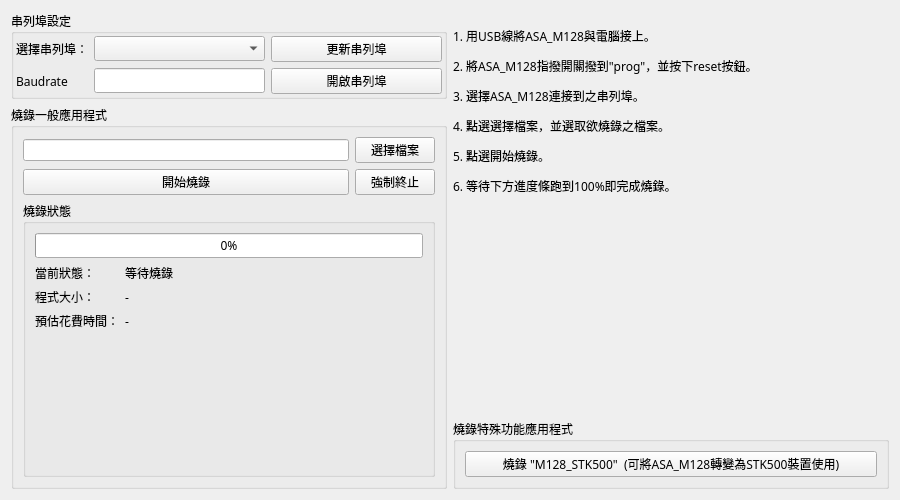
Old version of the form ui/widget_asa_loader.ui in the repository mickey9910326/ASA_HMI_Data_Agent.
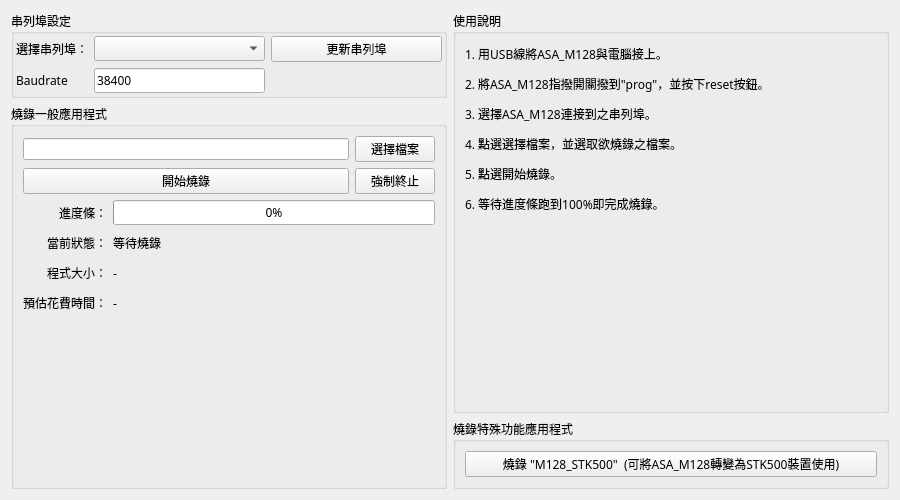
New version of the form.

Patch:
```diff
--- a/ui/widget_asa_loader.ui
+++ b/ui/widget_asa_loader.ui
@@ -62,70 +62,6 @@
         </property>
         <item>
          <layout class="QGridLayout" name="gridLayout_3">
-          <item row="0" column="1">
-           <widget class="QComboBox" name="comboBox_selectPort">
-            <property name="sizePolicy">
-             <sizepolicy hsizetype="Expanding" vsizetype="Fixed">
-              <horstretch>0</horstretch>
-              <verstretch>0</verstretch>
-             </sizepolicy>
-            </property>
-           </widget>
-          </item>
-          <item row="1" column="2">
-           <widget class="QPushButton" name="pushButton_start1">
-            <property name="sizePolicy">
-             <sizepolicy hsizetype="Expanding" vsizetype="Fixed">
-              <horstretch>0</horstretch>
-              <verstretch>0</verstretch>
-             </sizepolicy>
-            </property>
-            <property name="text">
-             <string>開啟串列埠</string>
-            </property>
-           </widget>
-          </item>
-          <item row="1" column="0">
-           <widget class="QLabel" name="s_labelBaudrte">
-            <property name="maximumSize">
-             <size>
-              <width>16777215</width>
-              <height>16777215</height>
-             </size>
-            </property>
-            <property name="baseSize">
-             <size>
-              <width>0</width>
-              <height>0</height>
-             </size>
-            </property>
-            <property name="text">
-             <string>Baudrate</string>
-            </property>
-           </widget>
-          </item>
-          <item row="0" column="0">
-           <widget class="QLabel" name="label_selecSerialPort">
-            <property name="maximumSize">
-             <size>
-              <width>16777215</width>
-              <height>16777215</height>
-             </size>
-            </property>
-            <property name="baseSize">
-             <size>
-              <width>0</width>
-              <height>0</height>
-             </size>
-            </property>
-            <property name="text">
-             <string>選擇串列埠：</string>
-            </property>
-           </widget>
-          </item>
-          <item row="1" column="1">
-           <widget class="QLineEdit" name="lineEdit_Baudrate"/>
-          </item>
           <item row="0" column="2">
            <widget class="QPushButton" name="pushButton_updatePortList">
             <property name="text">
@@ -133,6 +69,77 @@
             </property>
            </widget>
           </item>
+          <item row="1" column="1">
+           <widget class="QLineEdit" name="lineEdit_Baudrate">
+            <property name="text">
+             <string>38400</string>
+            </property>
+           </widget>
+          </item>
+          <item row="0" column="0">
+           <widget class="QLabel" name="label_selecSerialPort">
+            <property name="maximumSize">
+             <size>
+              <width>16777215</width>
+              <height>16777215</height>
+             </size>
+            </property>
+            <property name="baseSize">
+             <size>
+              <width>0</width>
+              <height>0</height>
+             </size>
+            </property>
+            <property name="text">
+             <string>選擇串列埠：</string>
+            </property>
+           </widget>
+          </item>
+          <item row="1" column="0">
+           <widget class="QLabel" name="s_labelBaudrte">
+            <property name="maximumSize">
+             <size>
+              <width>16777215</width>
+              <height>16777215</height>
+             </size>
+            </property>
+            <property name="baseSize">
+             <size>
+              <width>0</width>
+              <height>0</height>
+             </size>
+            </property>
+            <property name="text">
+             <string>Baudrate</string>
+            </property>
+            <property name="alignment">
+             <set>Qt::AlignLeading|Qt::AlignLeft|Qt::AlignVCenter</set>
+            </property>
+           </widget>
+          </item>
+          <item row="0" column="1">
+           <widget class="QComboBox" name="comboBox_selectPort">
+            <property name="sizePolicy">
+             <sizepolicy hsizetype="Expanding" vsizetype="Fixed">
+              <horstretch>0</horstretch>
+              <verstretch>0</verstretch>
+             </sizepolicy>
+            </property>
+           </widget>
+          </item>
+          <item row="1" column="2">
+           <spacer name="horizontalSpacer_2">
+            <property name="orientation">
+             <enum>Qt::Horizontal</enum>
+            </property>
+            <property name="sizeHint" stdset="0">
+             <size>
+              <width>40</width>
+              <height>20</height>
+             </size>
+            </property>
+           </spacer>
+          </item>
          </layout>
         </item>
        </layout>
@@ -144,79 +151,11 @@
         <string>燒錄一般應用程式</string>
        </property>
        <layout class="QGridLayout" name="gridLayout">
-        <item row="2" column="0" colspan="2">
-         <widget class="QGroupBox" name="groupBox">
-          <property name="title">
-           <string>燒錄狀態</string>
+        <item row="1" column="1">
+         <widget class="QPushButton" name="pushButton_stopProg">
+          <property name="text">
+           <string>強制終止</string>
           </property>
-          <layout class="QVBoxLayout" name="verticalLayout_2">
-           <item>
-            <widget class="QProgressBar" name="progressBar">
-             <property name="value">
-              <number>0</number>
-             </property>
-            </widget>
-           </item>
-           <item>
-            <layout class="QFormLayout" name="formLayout">
-             <item row="0" column="0">
-              <widget class="QLabel" name="label_statusTitle">
-               <property name="text">
-                <string>當前狀態：</string>
-               </property>
-              </widget>
-             </item>
-             <item row="1" column="0">
-              <widget class="QLabel" name="label_programSizeTitle">
-               <property name="text">
-                <string>程式大小：</string>
-               </property>
-              </widget>
-             </item>
-             <item row="1" column="1">
-              <widget class="QLabel" name="label_programSizeContent">
-               <property name="text">
-                <string>-</string>
-               </property>
-              </widget>
-             </item>
-             <item row="2" column="0">
-              <widget class="QLabel" name="label_etcTitle">
-               <property name="text">
-                <string>預估花費時間：</string>
-               </property>
-              </widget>
-             </item>
-             <item row="2" column="1">
-              <widget class="QLabel" name="label_etcContent">
-               <property name="text">
-                <string>-</string>
-               </property>
-              </widget>
-             </item>
-             <item row="0" column="1">
-              <widget class="QLabel" name="label_statusContent">
-               <property name="text">
-                <string>等待燒錄</string>
-               </property>
-              </widget>
-             </item>
-             <item row="3" column="0">
-              <spacer name="verticalSpacer">
-               <property name="orientation">
-                <enum>Qt::Vertical</enum>
-               </property>
-               <property name="sizeHint" stdset="0">
-                <size>
-                 <width>20</width>
-                 <height>40</height>
-                </size>
-               </property>
-              </spacer>
-             </item>
-            </layout>
-           </item>
-          </layout>
          </widget>
         </item>
         <item row="1" column="0">
@@ -242,12 +181,111 @@
           </property>
          </widget>
         </item>
-        <item row="1" column="1">
-         <widget class="QPushButton" name="pushButton_stopProg">
-          <property name="text">
-           <string>強制終止</string>
-          </property>
-         </widget>
+        <item row="2" column="0" colspan="2">
+         <layout class="QGridLayout" name="gridLayout_2">
+          <item row="0" column="0">
+           <widget class="QLabel" name="label">
+            <property name="text">
+             <string>進度條：</string>
+            </property>
+            <property name="alignment">
+             <set>Qt::AlignRight|Qt::AlignTrailing|Qt::AlignVCenter</set>
+            </property>
+           </widget>
+          </item>
+          <item row="3" column="0">
+           <widget class="QLabel" name="label_etcTitle">
+            <property name="minimumSize">
+             <size>
+              <width>0</width>
+              <height>24</height>
+             </size>
+            </property>
+            <property name="text">
+             <string>預估花費時間：</string>
+            </property>
+           </widget>
+          </item>
+          <item row="1" column="0">
+           <widget class="QLabel" name="label_statusTitle">
+            <property name="sizePolicy">
+             <sizepolicy hsizetype="Preferred" vsizetype="Preferred">
+              <horstretch>0</horstretch>
+              <verstretch>0</verstretch>
+             </sizepolicy>
+            </property>
+            <property name="minimumSize">
+             <size>
+              <width>0</width>
+              <height>24</height>
+             </size>
+            </property>
+            <property name="text">
+             <string>當前狀態：</string>
+            </property>
+            <property name="alignment">
+             <set>Qt::AlignRight|Qt::AlignTrailing|Qt::AlignVCenter</set>
+            </property>
+           </widget>
+          </item>
+          <item row="3" column="1">
+           <widget class="QLabel" name="label_etcContent">
+            <property name="text">
+             <string>-</string>
+            </property>
+           </widget>
+          </item>
+          <item row="2" column="0">
+           <widget class="QLabel" name="label_programSizeTitle">
+            <property name="minimumSize">
+             <size>
+              <width>0</width>
+              <height>24</height>
+             </size>
+            </property>
+            <property name="text">
+             <string>程式大小：</string>
+            </property>
+            <property name="alignment">
+             <set>Qt::AlignRight|Qt::AlignTrailing|Qt::AlignVCenter</set>
+            </property>
+           </widget>
+          </item>
+          <item row="1" column="1">
+           <widget class="QLabel" name="label_statusContent">
+            <property name="text">
+             <string>等待燒錄</string>
+            </property>
+           </widget>
+          </item>
+          <item row="0" column="1">
+           <widget class="QProgressBar" name="progressBar">
+            <property name="value">
+             <number>0</number>
+            </property>
+           </widget>
+          </item>
+          <item row="2" column="1">
+           <widget class="QLabel" name="label_programSizeContent">
+            <property name="text">
+             <string>-</string>
+            </property>
+           </widget>
+          </item>
+          <item row="4" column="1">
+           <spacer name="verticalSpacer">
+            <property name="orientation">
+             <enum>Qt::Vertical</enum>
+            </property>
+            <property name="sizeHint" stdset="0">
+             <size>
+              <width>20</width>
+              <height>40</height>
+             </size>
+            </property>
+           </spacer>
+          </item>
+         </layout>
         </item>
        </layout>
       </widget>
@@ -257,36 +295,45 @@
    <item>
     <layout class="QVBoxLayout" name="verticalLayout_4">
      <item>
-      <widget class="QLabel" name="label_steps">
-       <property name="sizePolicy">
-        <sizepolicy hsizetype="Expanding" vsizetype="Expanding">
-         <horstretch>0</horstretch>
-         <verstretch>0</verstretch>
-        </sizepolicy>
+      <widget class="QGroupBox" name="groupBox">
+       <property name="title">
+        <string>使用說明</string>
        </property>
-       <property name="font">
-        <font>
-         <family>微軟正黑體</family>
-        </font>
-       </property>
-       <property name="text">
-        <string>&lt;html&gt;&lt;head/&gt;&lt;body&gt;&lt;p&gt;1. 用USB線將ASA_M128與電腦接上。&lt;/p&gt;&lt;p&gt;2. 將ASA_M128指撥開關撥到&amp;quot;prog&amp;quot;，並按下reset按鈕。&lt;/p&gt;&lt;p&gt;3. 選擇ASA_M128連接到之串列埠。&lt;/p&gt;&lt;p&gt;4. 點選選擇檔案，並選取欲燒錄之檔案。&lt;/p&gt;&lt;p&gt;5. 點選開始燒錄。&lt;/p&gt;&lt;p&gt;6. 等待下方進度條跑到100%即完成燒錄。&lt;/p&gt;&lt;/body&gt;&lt;/html&gt;</string>
-       </property>
+       <layout class="QVBoxLayout" name="verticalLayout_2">
+        <item>
+         <widget class="QLabel" name="label_steps">
+          <property name="sizePolicy">
+           <sizepolicy hsizetype="Expanding" vsizetype="Expanding">
+            <horstretch>0</horstretch>
+            <verstretch>0</verstretch>
+           </sizepolicy>
+          </property>
+          <property name="font">
+           <font>
+            <family>微軟正黑體</family>
+           </font>
+          </property>
+          <property name="text">
+           <string>&lt;html&gt;&lt;head/&gt;&lt;body&gt;&lt;p&gt;1. 用USB線將ASA_M128與電腦接上。&lt;/p&gt;&lt;p&gt;2. 將ASA_M128指撥開關撥到&amp;quot;prog&amp;quot;，並按下reset按鈕。&lt;/p&gt;&lt;p&gt;3. 選擇ASA_M128連接到之串列埠。&lt;/p&gt;&lt;p&gt;4. 點選選擇檔案，並選取欲燒錄之檔案。&lt;/p&gt;&lt;p&gt;5. 點選開始燒錄。&lt;/p&gt;&lt;p&gt;6. 等待進度條跑到100%即完成燒錄。&lt;/p&gt;&lt;/body&gt;&lt;/html&gt;</string>
+          </property>
+         </widget>
+        </item>
+        <item>
+         <spacer name="verticalSpacer_2">
+          <property name="orientation">
+           <enum>Qt::Vertical</enum>
+          </property>
+          <property name="sizeHint" stdset="0">
+           <size>
+            <width>20</width>
+            <height>185</height>
+           </size>
+          </property>
+         </spacer>
+        </item>
+       </layout>
       </widget>
      </item>
-     <item>
-      <spacer name="verticalSpacer_2">
-       <property name="orientation">
-        <enum>Qt::Vertical</enum>
-       </property>
-       <property name="sizeHint" stdset="0">
-        <size>
-         <width>20</width>
-         <height>40</height>
-        </size>
-       </property>
-      </spacer>
-     </item>
      <item>
       <widget class="QGroupBox" name="groupBox_specialTools">
        <property name="title">
```
